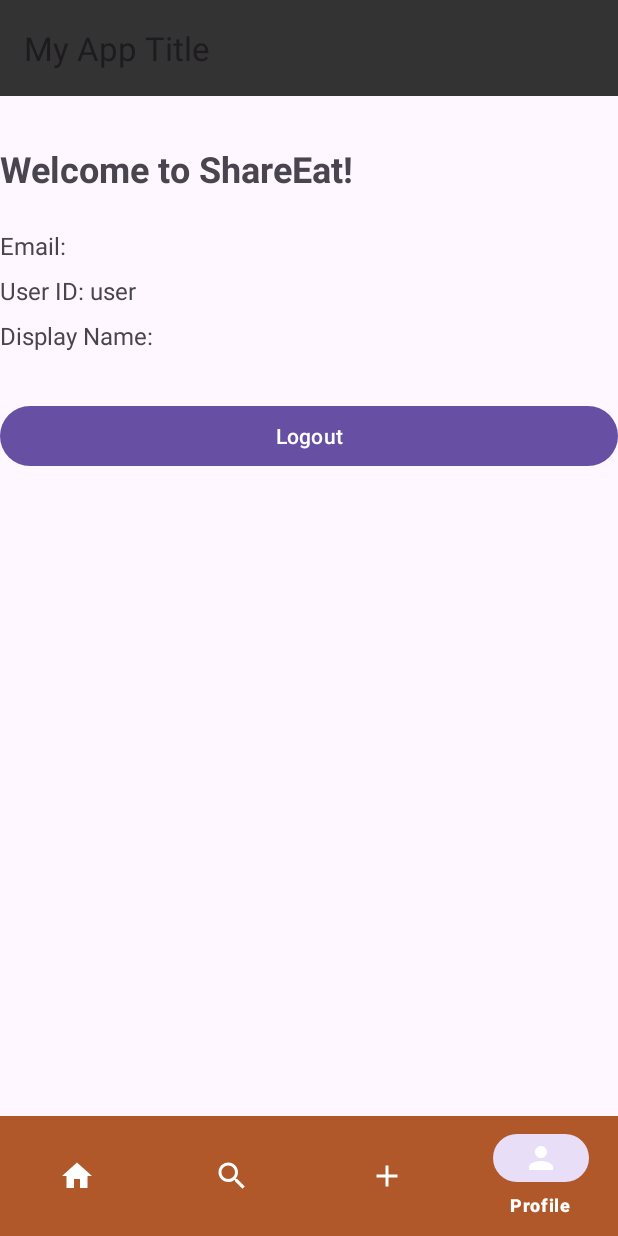
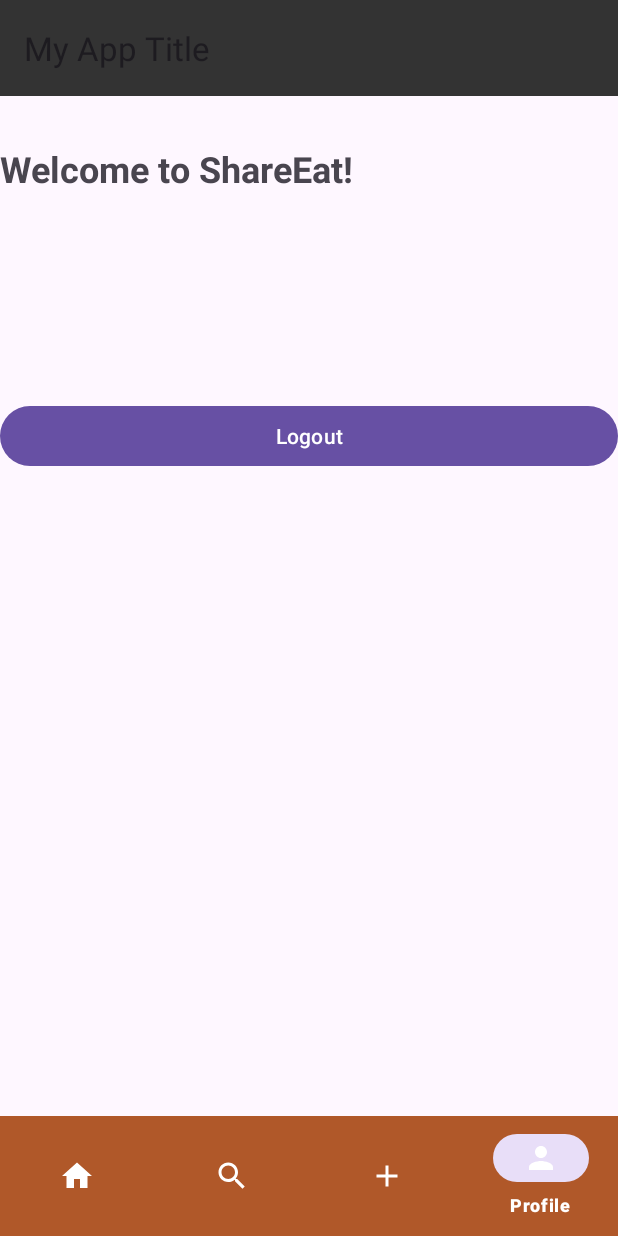
Before and after one commit to inbar2268/final-project-shareEat, an Android app: the ProfileFragment screen opened directly, with no data from a screen before it, on a phone screen of 412 x 824 dp. Run offline under Robolectric (Android 15) with nearby library versions, the phone set to English and light mode, and no system bars; our stand-ins replace Firebase (no records; nobody signed in at launch, a user with empty details on screens opened directly), Room's generated code, navigation-ui; 1 statement that could not run was skipped.

Commit message:
save user details to loacl storage

```diff
--- a/app/build.gradle.kts
+++ b/app/build.gradle.kts
@@ -97,6 +97,8 @@ dependencies {
     testImplementation(libs.junit)
     androidTestImplementation(libs.androidx.junit)
     androidTestImplementation(libs.androidx.espresso.core)
+    implementation(libs.androidx.security.crypto)
+
 
 
 }
--- a/app/src/main/java/com/example/shareeat/profileFragment.kt
+++ b/app/src/main/java/com/example/shareeat/ProfileFragment.kt
@@ -1,6 +1,7 @@
 package com.example.shareeat
 
 import android.os.Bundle
+import android.util.Log
 import android.view.LayoutInflater
 import android.view.View
 import android.view.ViewGroup
@@ -8,6 +9,8 @@ import android.widget.Toast
 import androidx.fragment.app.Fragment
 import androidx.navigation.Navigation
 import com.example.shareeat.databinding.FragmentProfileBinding
+import com.example.shareeat.model.User.Companion.clearAllUserData
+import com.example.shareeat.model.User.Companion.getUserFromLocalStorage
 import com.google.firebase.auth.FirebaseAuth
 
 class ProfileFragment : Fragment() {
@@ -32,6 +35,7 @@ class ProfileFragment : Fragment() {
         // Set up logout button
         binding?.logoutButton?.setOnClickListener {
             auth.signOut()
+            clearAllUserData(requireContext())
             Toast.makeText(requireContext(), "Logged out successfully", Toast.LENGTH_SHORT).show()
             Navigation.findNavController(it).navigate(R.id.action_ProfileFragment_to_signInFragment)
         }
@@ -40,13 +44,19 @@ class ProfileFragment : Fragment() {
     }
 
     private fun displayUserInfo() {
-        val currentUser = auth.currentUser
-        currentUser?.let {
-            binding?.userEmailText?.text = "Email: ${it.email}"
-            binding?.userIdText?.text = "User ID: ${it.uid}"
-            binding?.userNameText?.text = "Display Name: ${it.displayName ?: "Not set"}"
+//        val currentUser = auth.currentUser
+//        currentUser?.let {
+//            binding?.userEmailText?.text = "Email: ${it.email}"
+//            binding?.userIdText?.text = "User ID: ${it.uid}"
+//            binding?.userNameText?.text = "Display Name: ${it.displayName ?: "Not set"}"
+//        }
+
+        val userData = getUserFromLocalStorage(requireContext())
+        binding?.userEmailText?.text = userData["uid"]
+        binding?.userIdText?.text = userData["email"]
+        binding?.userNameText?.text = userData["displayName"]
+
         }
-    }
 
     override fun onDestroyView() {
         super.onDestroyView()
--- a/app/src/main/java/com/example/shareeat/model/User.kt
+++ b/app/src/main/java/com/example/shareeat/model/User.kt
@@ -1,11 +1,13 @@
 package com.example.shareeat.model
 
 import android.content.Context
+import android.util.Log
 import androidx.room.Entity
 import androidx.room.PrimaryKey
 import com.google.firebase.Timestamp
 import com.google.firebase.firestore.FieldValue
 import com.example.shareeat.base.MyApplication
+import com.google.firebase.auth.FirebaseUser
 
 @Entity
 data class User(
@@ -55,6 +57,32 @@ data class User(
                 lastUpdated = lastUpdatedLongTimestamp
             )
         }
+
+        fun getUserFromLocalStorage(context: Context): Map<String, String?> {
+            val sharedPref = context.getSharedPreferences("USER_PREFS", Context.MODE_PRIVATE)
+            return mapOf(
+                "uid" to sharedPref.getString("uid", null),
+                "email" to sharedPref.getString("email", null),
+                "displayName" to sharedPref.getString("displayName", null),
+                )
+        }
+
+        fun clearAllUserData(context: Context) {
+            val sharedPref = context.getSharedPreferences("USER_PREFS", Context.MODE_PRIVATE)
+            val editor = sharedPref.edit()
+            editor.clear()
+            editor.apply()
+        }
+
+        fun saveUserToLocalStorage(context: Context, user: FirebaseUser?) {
+            val sharedPref = context.getSharedPreferences("USER_PREFS", Context.MODE_PRIVATE)
+            val editor = sharedPref.edit()
+
+            editor.putString("uid", user?.uid)
+            editor.putString("email", user?.email)
+            editor.putString("displayName", user?.displayName)
+            editor.apply()
+        }
     }
 
     val json: Map<String, Any>
@@ -66,4 +94,6 @@ data class User(
             PASSWORD_KEY to password,
             LAST_UPDATED to FieldValue.serverTimestamp()
         )
+
+
 }
--- a/gradle/libs.versions.toml
+++ b/gradle/libs.versions.toml
@@ -20,6 +20,7 @@ navigationSafeArgsGradlePlugin = "2.8.5"
 picasso = "2.8"
 roomRuntime = "2.6.1"
 googleServices = "4.4.2"
+securityCrypto = "1.1.0-alpha06"
 swiperefreshlayout = "1.1.0"
 firebaseAuthKtx = "23.2.0"
 
@@ -31,6 +32,7 @@ androidx-navigation-ui = { module = "androidx.navigation:navigation-ui", version
 androidx-room-compiler = { module = "androidx.room:room-compiler", version.ref = "roomRuntime" }
 androidx-room-ktx = { module = "androidx.room:room-ktx", version.ref = "roomRuntime" }
 androidx-room-runtime = { module = "androidx.room:room-runtime", version.ref = "roomRuntime" }
+androidx-security-crypto = { module = "androidx.security:security-crypto", version.ref = "securityCrypto" }
 androidx-swiperefreshlayout = { module = "androidx.swiperefreshlayout:swiperefreshlayout", version.ref = "swiperefreshlayout" }
 cloudinary-android = { module = "com.cloudinary:cloudinary-android", version.ref = "cloudinaryAndroid" }
 converter-gson = { module = "com.squareup.retrofit2:converter-gson", version.ref = "converterGson" }
```
Also changed, not shown: app/src/main/java/com/example/shareeat/SignInFragment.kt (+4 -3 lines).
